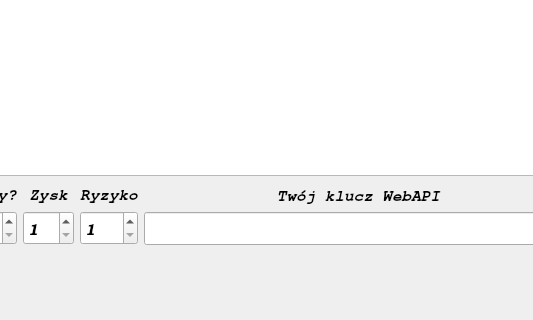
Qt form mainForm.ui (DjVidiX/kokos-project) before a commit; both pictures show x 433 to 966 and y 280 to 600 of the 1200 by 600 pixel window.
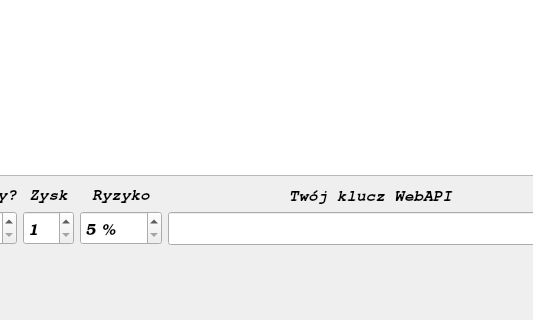
The same form after that commit.

Patch:
```diff
--- a/mainForm.ui
+++ b/mainForm.ui
@@ -235,11 +235,14 @@
              <italic>true</italic>
             </font>
            </property>
+           <property name="suffix">
+            <string> %</string>
+           </property>
            <property name="minimum">
-            <number>1</number>
+            <number>5</number>
            </property>
            <property name="maximum">
-            <number>48</number>
+            <number>100</number>
            </property>
           </widget>
          </item>
```
Left out of the diff: 28 changed lines with no effect on the pictures.
